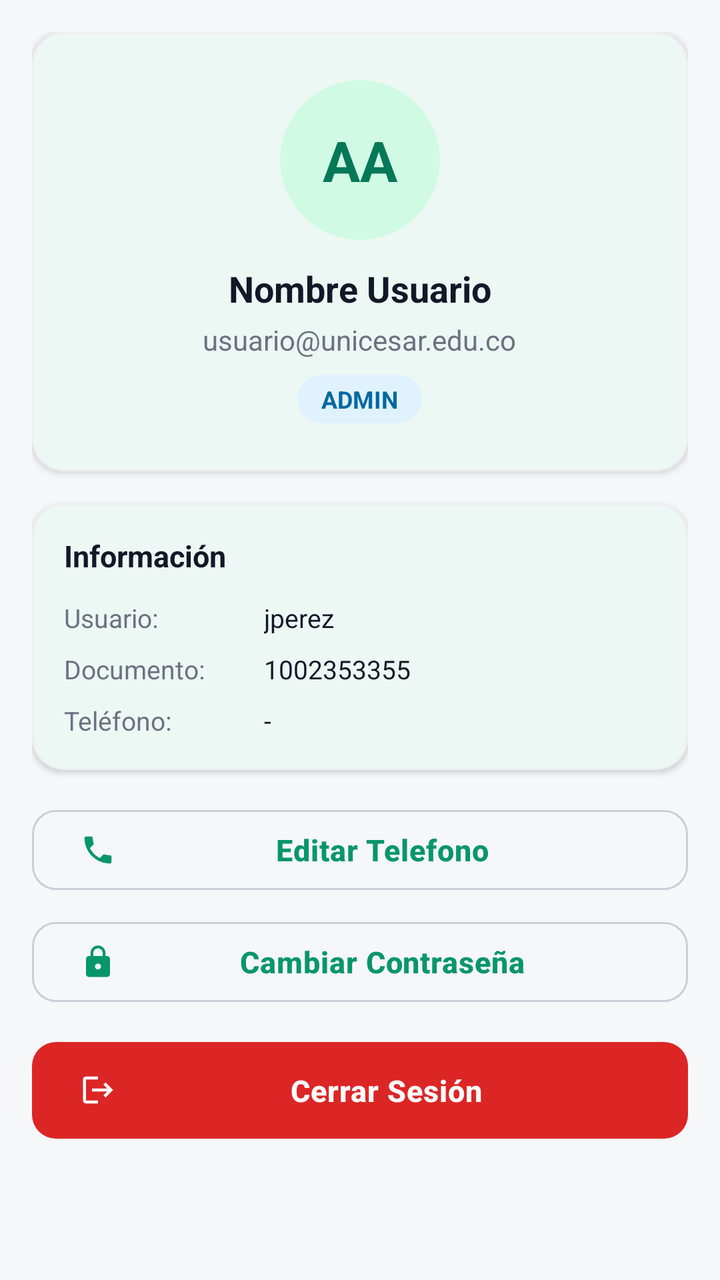
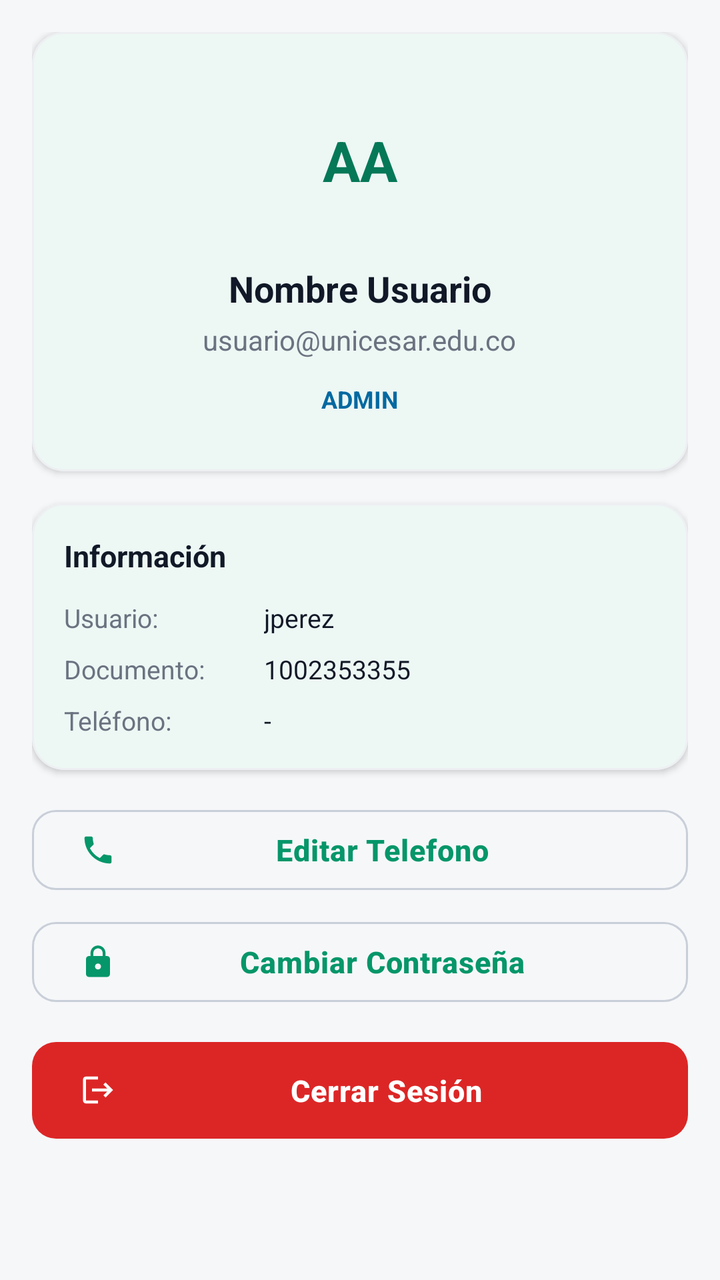

Two renders of the same Android screen: before a commit and after it. Below are the layout's source before the change and the commit's diff.
<!-- AndroidManifest.xml: application theme Theme.BienestarUPC -->
<!-- res/layout/fragment_profile.xml -->
<?xml version="1.0" encoding="utf-8"?>
<ScrollView xmlns:android="http://schemas.android.com/apk/res/android"
    xmlns:app="http://schemas.android.com/apk/res-auto"
    android:layout_width="match_parent"
    android:layout_height="match_parent"
    android:background="@color/background_gray"
    android:fillViewport="true">

    <LinearLayout
        android:layout_width="match_parent"
        android:layout_height="wrap_content"
        android:orientation="vertical"
        android:padding="16dp">

        
        <com.google.android.material.card.MaterialCardView
            android:layout_width="match_parent"
            android:layout_height="wrap_content"
            app:cardBackgroundColor="@color/white_card"
            app:cardCornerRadius="16dp"
            app:cardElevation="2dp">

            <LinearLayout
                android:layout_width="match_parent"
                android:layout_height="wrap_content"
                android:orientation="vertical"
                android:gravity="center"
                android:padding="24dp">

                <TextView
                    android:id="@+id/txt_iniciales"
                    android:layout_width="80dp"
                    android:layout_height="80dp"
                    android:background="@drawable/badge_circle_green_light"
                    android:gravity="center"
                    android:text="AA"
                    android:textColor="@color/green_primary_dark"
                    android:textSize="28sp"
                    android:textStyle="bold" />

                <TextView
                    android:id="@+id/txt_nombre"
                    android:layout_width="wrap_content"
                    android:layout_height="wrap_content"
                    android:layout_marginTop="12dp"
                    android:text="Nombre Usuario"
                    android:textColor="@color/text_primary"
                    android:textSize="18sp"
                    android:textStyle="bold" />

                <TextView
                    android:id="@+id/txt_email"
                    android:layout_width="wrap_content"
                    android:layout_height="wrap_content"
                    android:layout_marginTop="4dp"
                    android:text="usuario@unicesar.edu.co"
                    android:textColor="@color/text_secondary"
                    android:textSize="14sp" />

                <TextView
                    android:id="@+id/txt_rol"
                    android:layout_width="wrap_content"
                    android:layout_height="wrap_content"
                    android:layout_marginTop="8dp"
                    android:background="@drawable/badge_info"
                    android:paddingHorizontal="12dp"
                    android:paddingVertical="4dp"
                    android:text="ADMIN"
                    android:textColor="@color/info_text"
                    android:textSize="12sp"
                    android:textStyle="bold" />

            </LinearLayout>
        </com.google.android.material.card.MaterialCardView>

        
        <com.google.android.material.card.MaterialCardView
            android:layout_width="match_parent"
            android:layout_height="wrap_content"
            android:layout_marginTop="16dp"
            app:cardBackgroundColor="@color/white_card"
            app:cardCornerRadius="16dp"
            app:cardElevation="2dp">

            <LinearLayout
                android:layout_width="match_parent"
                android:layout_height="wrap_content"
                android:orientation="vertical"
                android:padding="16dp">

                <TextView
                    android:layout_width="wrap_content"
                    android:layout_height="wrap_content"
                    android:text="Información"
                    android:textColor="@color/text_primary"
                    android:textSize="15sp"
                    android:textStyle="bold" />

                <LinearLayout
                    android:layout_width="match_parent"
                    android:layout_height="wrap_content"
                    android:layout_marginTop="12dp"
                    android:orientation="horizontal">

                    <TextView
                        android:layout_width="100dp"
                        android:layout_height="wrap_content"
                        android:text="Usuario:"
                        android:textColor="@color/text_secondary"
                        android:textSize="13sp" />

                    <TextView
                        android:id="@+id/txt_username"
                        android:layout_width="0dp"
                        android:layout_height="wrap_content"
                        android:layout_weight="1"
                        android:text="jperez"
                        android:textColor="@color/text_primary"
                        android:textSize="13sp" />
                </LinearLayout>

                <LinearLayout
                    android:layout_width="match_parent"
                    android:layout_height="wrap_content"
                    android:layout_marginTop="8dp"
                    android:orientation="horizontal">

                    <TextView
                        android:layout_width="100dp"
                        android:layout_height="wrap_content"
                        android:text="Documento:"
                        android:textColor="@color/text_secondary"
                        android:textSize="13sp" />

                    <TextView
                        android:id="@+id/txt_documento"
                        android:layout_width="0dp"
                        android:layout_height="wrap_content"
                        android:layout_weight="1"
                        android:text="1002353355"
                        android:textColor="@color/text_primary"
                        android:textSize="13sp" />
                </LinearLayout>

                <LinearLayout
                    android:layout_width="match_parent"
                    android:layout_height="wrap_content"
                    android:layout_marginTop="8dp"
                    android:orientation="horizontal">

                    <TextView
                        android:layout_width="100dp"
                        android:layout_height="wrap_content"
                        android:text="Teléfono:"
                        android:textColor="@color/text_secondary"
                        android:textSize="13sp" />

                    <TextView
                        android:id="@+id/txt_telefono"
                        android:layout_width="0dp"
                        android:layout_height="wrap_content"
                        android:layout_weight="1"
                        android:text="-"
                        android:textColor="@color/text_primary"
                        android:textSize="13sp" />
                </LinearLayout>

                <LinearLayout
                    android:id="@+id/layout_promedio"
                    android:layout_width="match_parent"
                    android:layout_height="wrap_content"
                    android:layout_marginTop="8dp"
                    android:orientation="horizontal"
                    android:visibility="gone">

                    <TextView
                        android:layout_width="100dp"
                        android:layout_height="wrap_content"
                        android:text="Promedio:"
                        android:textColor="@color/text_secondary"
                        android:textSize="13sp" />

                    <TextView
                        android:id="@+id/txt_promedio"
                        android:layout_width="0dp"
                        android:layout_height="wrap_content"
                        android:layout_weight="1"
                        android:text="--"
                        android:textColor="@color/text_primary"
                        android:textSize="13sp" />
                </LinearLayout>

                <LinearLayout
                    android:id="@+id/layout_riesgo"
                    android:layout_width="match_parent"
                    android:layout_height="wrap_content"
                    android:layout_marginTop="8dp"
                    android:orientation="horizontal"
                    android:visibility="gone">

                    <TextView
                        android:layout_width="100dp"
                        android:layout_height="wrap_content"
                        android:text="Riesgo:"
                        android:textColor="@color/text_secondary"
                        android:textSize="13sp" />

                    <TextView
                        android:id="@+id/txt_nivel_riesgo"
                        android:layout_width="0dp"
                        android:layout_height="wrap_content"
                        android:layout_weight="1"
                        android:text="--"
                        android:textColor="@color/risk_high_text"
                        android:textSize="13sp" />
                </LinearLayout>

            </LinearLayout>
        </com.google.android.material.card.MaterialCardView>

        
        <com.google.android.material.button.MaterialButton
            android:id="@+id/btn_change_phone"
            style="@style/Widget.Material3.Button.OutlinedButton"
            android:layout_width="match_parent"
            android:layout_height="wrap_content"
            android:layout_marginTop="16dp"
            android:text="Editar Telefono"
            app:icon="@drawable/ic_phone"
            app:cornerRadius="12dp" />

        <com.google.android.material.button.MaterialButton
            android:id="@+id/btn_change_password"
            style="@style/Widget.Material3.Button.OutlinedButton"
            android:layout_width="match_parent"
            android:layout_height="wrap_content"
            android:layout_marginTop="8dp"
            android:text="Cambiar Contraseña"
            app:icon="@drawable/ic_lock"
            app:cornerRadius="12dp" />

        <com.google.android.material.button.MaterialButton
            android:id="@+id/btn_logout"
            android:layout_width="match_parent"
            android:layout_height="wrap_content"
            android:layout_marginTop="16dp"
            android:text="Cerrar Sesión"
            android:textColor="@color/white_card"
            app:backgroundTint="@color/risk_high_text"
            app:icon="@drawable/ic_logout"
            app:iconTint="@color/white_card"
            app:cornerRadius="12dp" />

    </LinearLayout>
</ScrollView>
<!-- resources referenced by this layout -->
<resources>
  <color name="background_gray">#F6F7F9</color>
  <color name="green_primary_dark">#047857</color>
  <color name="info_text">#0369A1</color>
  <color name="risk_high_text">#DC2626</color>
  <color name="text_primary">#111827</color>
  <color name="text_secondary">#6B7280</color>
  <color name="white_card">#FFFFFF</color>
  <!-- drawable badge_circle_green_light (drawable) -->
  <?xml version="1.0" encoding="utf-8"?>
  <shape xmlns:android="http://schemas.android.com/apk/res/android"
      android:shape="oval">
      <solid android:color="@color/success_bg" />
  </shape>
  <!-- drawable badge_info (drawable) -->
  <?xml version="1.0" encoding="utf-8"?>
  <shape xmlns:android="http://schemas.android.com/apk/res/android"
      android:shape="rectangle">
      <solid android:color="@color/info_bg" />
      <corners android:radius="20dp" />
  </shape>
  <color name="success_bg">#D1FAE5</color>
  <color name="info_bg">#E0F2FE</color>
  <color name="green_primary">#059669</color>
  <color name="green_container">#D1FAE5</color>
  <color name="on_primary_container">#053B2A</color>
  <color name="teal_primary">#0D9488</color>
  <color name="teal_light">#CCFBF1</color>
  <color name="surface_container_low">#F8FAFC</color>
  <color name="surface_container">#EFF2F5</color>
  <color name="surface_container_high">#E7EAEE</color>
  <color name="surface_container_highest">#DEE2E8</color>
  <color name="surface_outline">#C9CFD8</color>
  <color name="surface_outline_variant">#E4E7EC</color>
  <color name="error_text">#DC2626</color>
  <style name="Widget.BienestarUPC.Card" parent="Widget.Material3.CardView.Elevated">
          <item name="cardCornerRadius">20dp</item>
          <item name="cardElevation">1dp</item>
          <item name="cardBackgroundColor">@color/white_card</item>
          <item name="strokeColor">@color/stroke_color</item>
          <item name="strokeWidth">1dp</item>
          <item name="rippleColor">@color/green_light</item>
      </style>
  <style name="Widget.BienestarUPC.Chip" parent="Widget.Material3.Chip.Filter">
          <item name="chipCornerRadius">20dp</item>
          <item name="chipMinHeight">36dp</item>
          <item name="chipBackgroundColor">@color/chip_bg</item>
          <item name="android:textColor">@color/chip_text</item>
          <item name="chipStrokeWidth">1dp</item>
          <item name="chipStrokeColor">@color/stroke_color</item>
      </style>
  <style name="ThemeOverlay.BienestarUPC.MaterialAlertDialog" parent="ThemeOverlay.Material3.MaterialAlertDialog">
          <item name="shapeAppearanceOverlay">@style/ShapeAppearance.BienestarUPC.Dialog</item>
          <item name="colorSecondary">@color/green_primary</item>
      </style>
  <style name="Widget.BienestarUPC.Snackbar" parent="Widget.Material3.Snackbar">
          <item name="backgroundTint">@color/text_primary</item>
          <item name="android:textColor">@color/white_card</item>
          <item name="shapeAppearanceOverlay">@style/ShapeAppearance.BienestarUPC.Snackbar</item>
      </style>
  <color name="gray_medium">#9CA3AF</color>
  <color name="stroke_color">#EDEFF2</color>
  <color name="green_light">#D1FAE5</color>
  <color name="nav_background">#FFFFFF</color>
  <color name="chip_bg">#F3F4F6</color>
  <color name="chip_text">#111827</color>
  <style name="ShapeAppearance.BienestarUPC.Dialog" parent="ShapeAppearance.Material3.LargeComponent">
          <item name="cornerSize">24dp</item>
      </style>
  <style name="ShapeAppearance.BienestarUPC.Snackbar" parent="ShapeAppearance.Material3.MediumComponent">
          <item name="cornerFamily">rounded</item>
          <item name="cornerSize">14dp</item>
      </style>
  <!-- unchanged entries left out for length: 7 -->
</resources>

<!-- the commit's change to res/layout/fragment_profile.xml (unified diff, before → after) -->
@@ -3,7 +3,7 @@
     xmlns:app="http://schemas.android.com/apk/res-auto"
     android:layout_width="match_parent"
     android:layout_height="match_parent"
-    android:background="@color/background_gray"
+   
     android:fillViewport="true">
 
     <LinearLayout
@@ -31,7 +31,7 @@
                     android:id="@+id/txt_iniciales"
                     android:layout_width="80dp"
                     android:layout_height="80dp"
-                    android:background="@drawable/badge_circle_green_light"
+                   
                     android:gravity="center"
                     android:text="AA"
                     android:textColor="@color/green_primary_dark"
@@ -62,7 +62,7 @@
                     android:layout_width="wrap_content"
                     android:layout_height="wrap_content"
                     android:layout_marginTop="8dp"
-                    android:background="@drawable/badge_info"
+                   
                     android:paddingHorizontal="12dp"
                     android:paddingVertical="4dp"
                     android:text="ADMIN"
<!-- resource entries referenced after the edit -->
@@ -7,21 +7,6 @@
   <color name="text_primary">#111827</color>
   <color name="text_secondary">#6B7280</color>
   <color name="white_card">#FFFFFF</color>
-  <!-- drawable badge_circle_green_light (drawable) -->
-  <?xml version="1.0" encoding="utf-8"?>
-  <shape xmlns:android="http://schemas.android.com/apk/res/android"
-      android:shape="oval">
-      <solid android:color="@color/success_bg" />
-  </shape>
-  <!-- drawable badge_info (drawable) -->
-  <?xml version="1.0" encoding="utf-8"?>
-  <shape xmlns:android="http://schemas.android.com/apk/res/android"
-      android:shape="rectangle">
-      <solid android:color="@color/info_bg" />
-      <corners android:radius="20dp" />
-  </shape>
-  <color name="success_bg">#D1FAE5</color>
-  <color name="info_bg">#E0F2FE</color>
   <color name="green_primary">#059669</color>
   <color name="green_container">#D1FAE5</color>
   <color name="on_primary_container">#053B2A</color>
